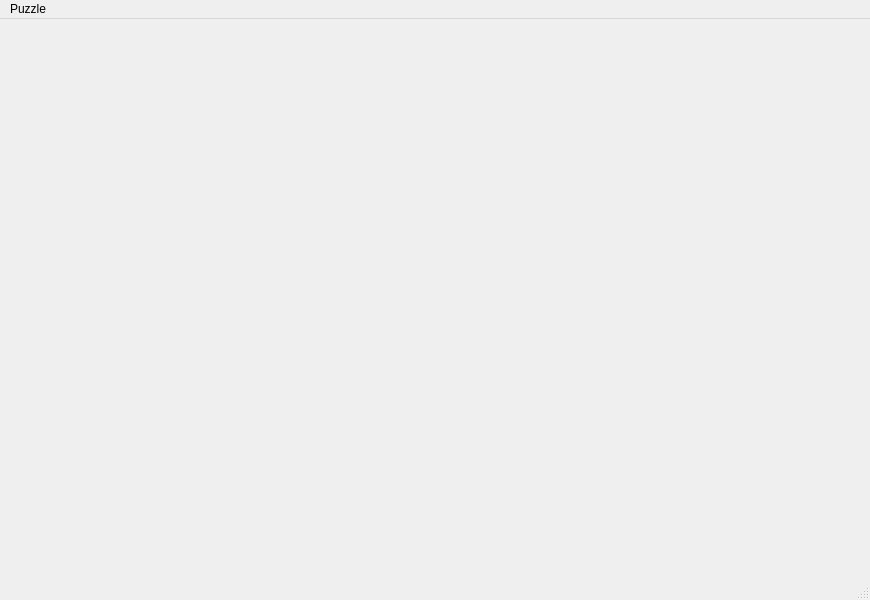
Qt form src/mainwindow.ui (fu-penzi/Puzzle) before a commit.
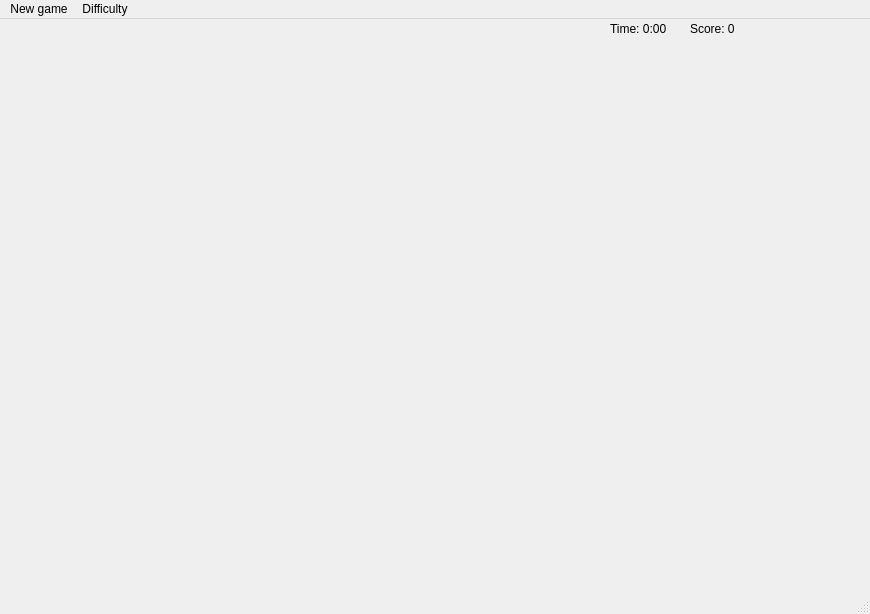
The same form after that commit.

Commit message: refactor: Separate ui logic from game logic

Patch:
```diff
--- a/src/mainwindow.ui
+++ b/src/mainwindow.ui
@@ -7,7 +7,7 @@
     <x>0</x>
     <y>0</y>
     <width>870</width>
-    <height>600</height>
+    <height>614</height>
    </rect>
   </property>
   <property name="windowTitle">
@@ -17,8 +17,8 @@
    <widget class="QWidget" name="gridLayoutWidget_2">
     <property name="geometry">
      <rect>
-      <x>130</x>
-      <y>90</y>
+      <x>140</x>
+      <y>130</y>
       <width>601</width>
       <height>351</height>
      </rect>
@@ -29,6 +29,32 @@
      </property>
     </layout>
    </widget>
+   <widget class="QLabel" name="label_3">
+    <property name="geometry">
+     <rect>
+      <x>610</x>
+      <y>0</y>
+      <width>71</width>
+      <height>20</height>
+     </rect>
+    </property>
+    <property name="text">
+     <string>Time: 0:00</string>
+    </property>
+   </widget>
+   <widget class="QLabel" name="label_4">
+    <property name="geometry">
+     <rect>
+      <x>690</x>
+      <y>0</y>
+      <width>61</width>
+      <height>20</height>
+     </rect>
+    </property>
+    <property name="text">
+     <string>Score: 0</string>
+    </property>
+   </widget>
   </widget>
   <widget class="QMenuBar" name="menubar">
    <property name="geometry">
@@ -41,10 +67,19 @@
    </property>
    <widget class="QMenu" name="menuPuzzle">
     <property name="title">
-     <string>Puzzle</string>
+     <string>New game</string>
     </property>
    </widget>
+   <widget class="QMenu" name="menuDifficulty">
+    <property name="title">
+     <string>Difficulty</string>
+    </property>
+    <addaction name="actionEasy"/>
+    <addaction name="actionMedium"/>
+    <addaction name="actionHard"/>
+   </widget>
    <addaction name="menuPuzzle"/>
+   <addaction name="menuDifficulty"/>
   </widget>
   <widget class="QStatusBar" name="statusbar"/>
  </widget>
```
Left out of the diff: 24 changed lines with no effect on the pictures. The commit also changes 14 other files.
